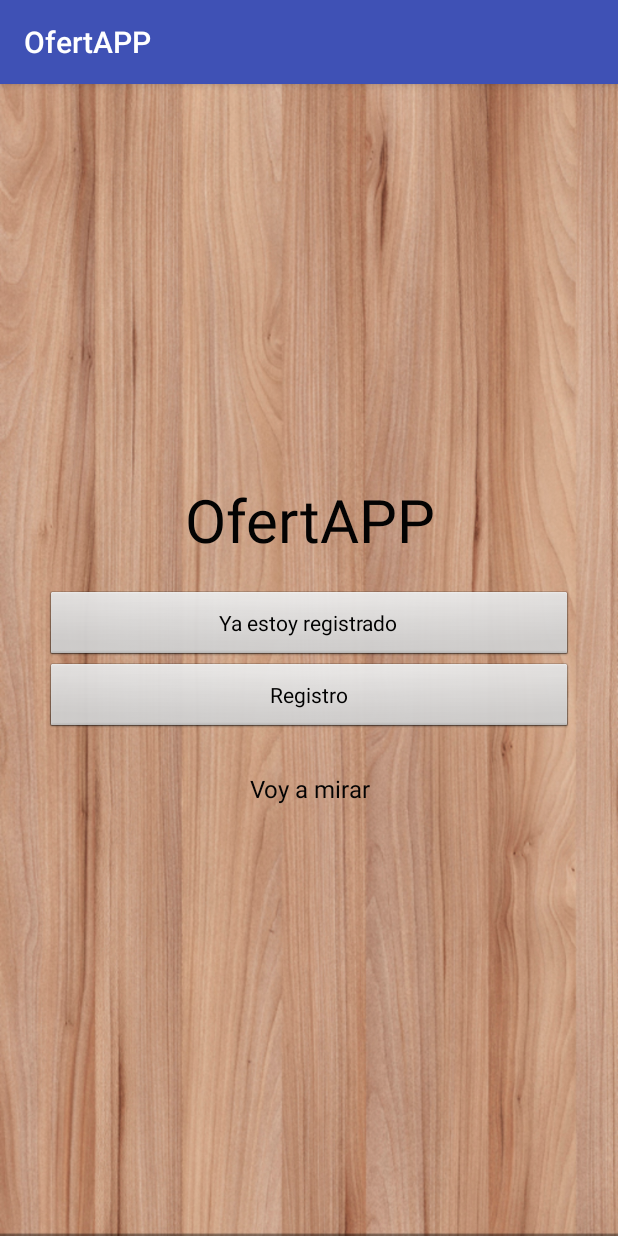
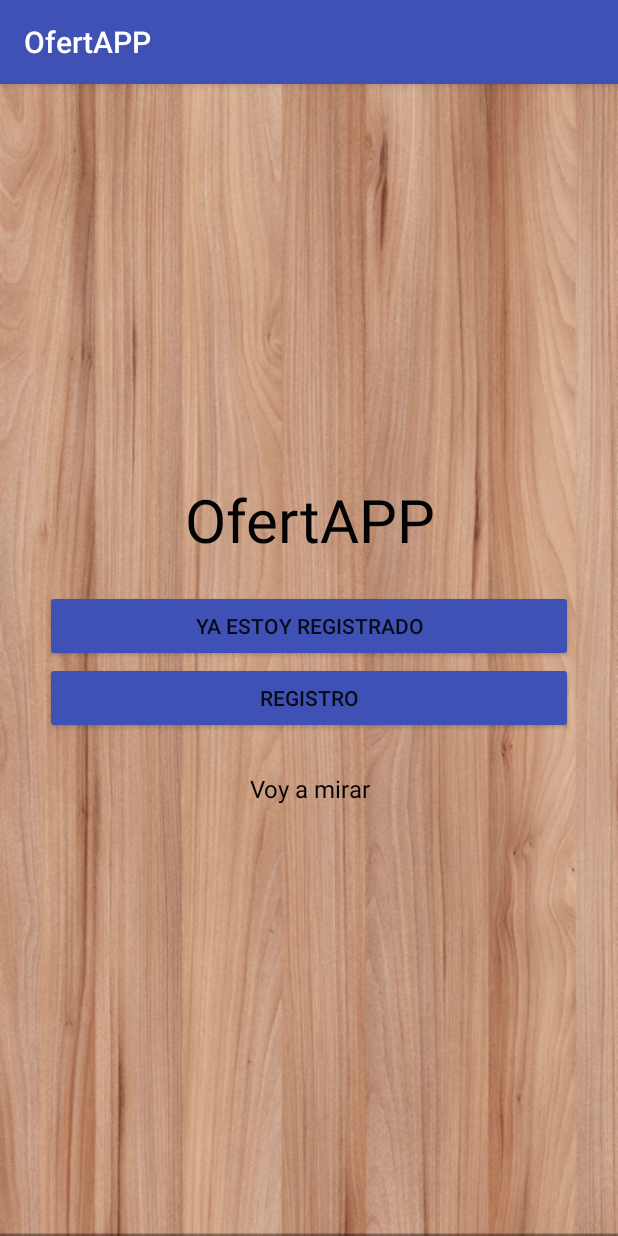
Before and after one commit to pedritovaldes/ofertapp, an Android app: the screen it shows after launch (InicioActivity), on a phone screen of 412 x 824 dp. Run offline under Robolectric (Android 15) with nearby library versions, the light colour scheme and no system bars.

Commit message:
Pruebas con material design en inicio layout

```diff
--- a/app/src/main/res/layout/activity_inicio.xml
+++ b/app/src/main/res/layout/activity_inicio.xml
@@ -25,7 +25,8 @@
         android:text="@string/inicioLogin"
         android:id="@+id/button_loggin"
         android:onClick="lanzarLogin"
-        android:gravity="center" />
+        android:gravity="center"
+        android:theme="@style/MyButton"/>
 
     <Button
         android:layout_width="match_parent"
@@ -33,7 +34,8 @@
         android:text="@string/Registro"
         android:id="@+id/button_registro"
         android:onClick="lanzarRegistro"
-        android:gravity="center" />
+        android:gravity="center"
+        android:theme="@style/MyButton"/>
 
     <!--<Button
         android:layout_width="match_parent"
--- a/app/src/main/res/values/styles.xml
+++ b/app/src/main/res/values/styles.xml
@@ -8,4 +8,9 @@
         <item name="colorAccent">@color/colorAccent</item>
     </style>
 
+    <style name="MyButton" parent="Theme.AppCompat.Light">
+        <item name="colorControlHighlight">@color/colorAccent</item>
+        <item name="colorButtonNormal">@color/colorPrimary</item>
+    </style>
+
 </resources>
```
